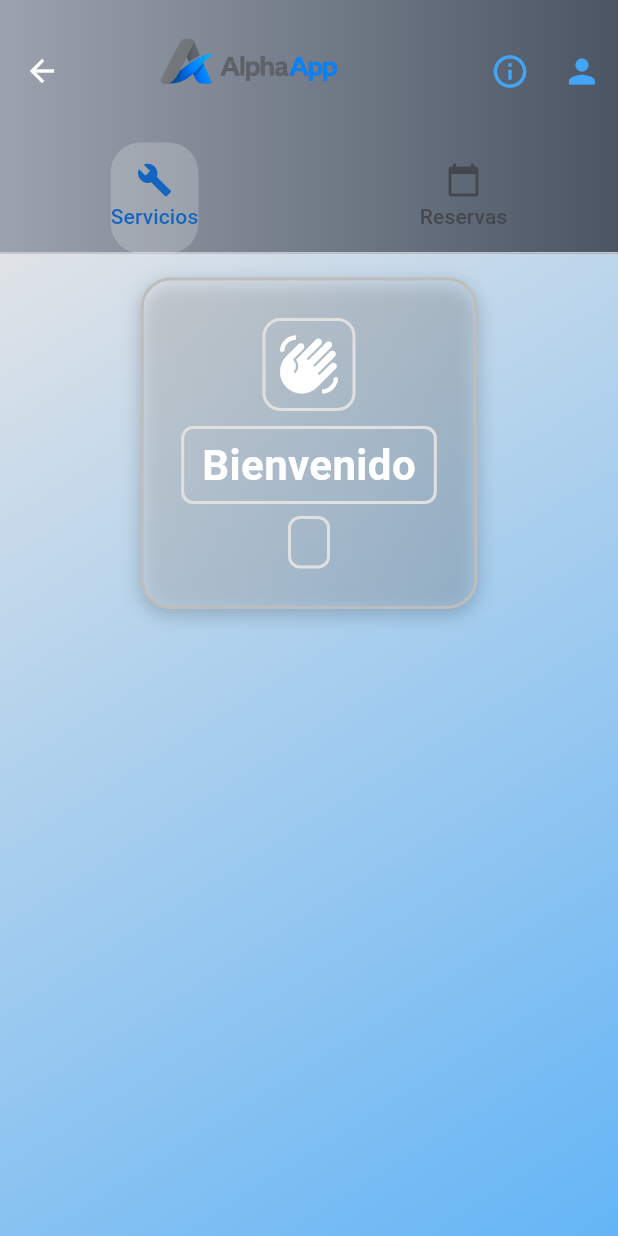
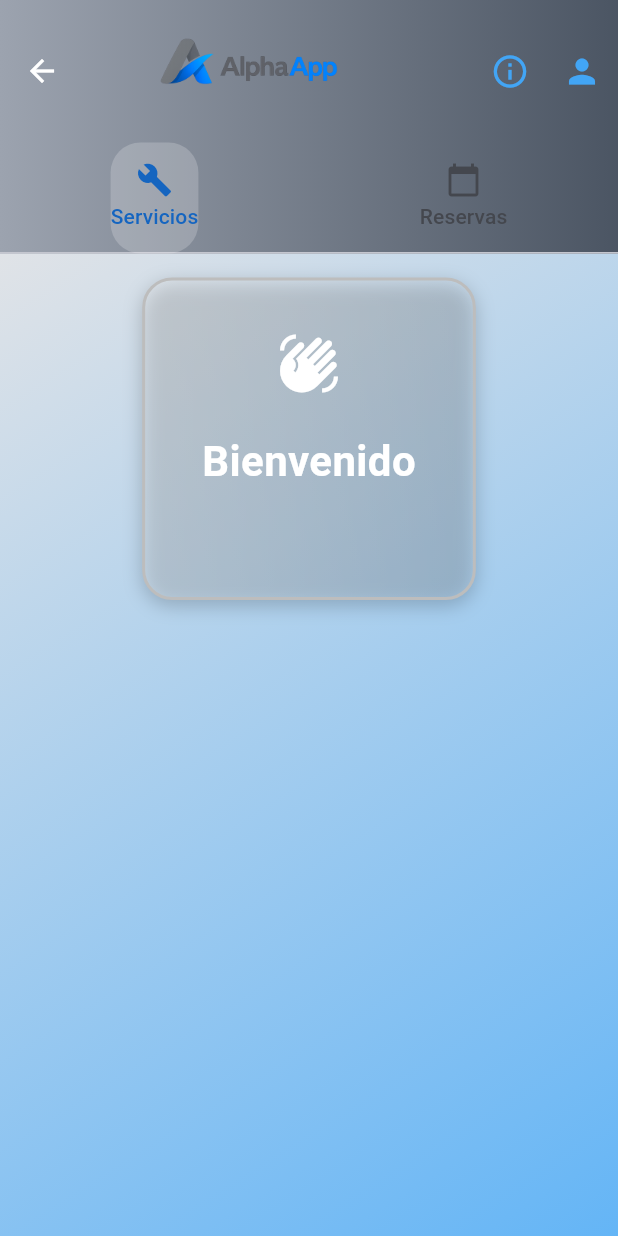
Before and after one commit to amo0037-commits/Grupo-Alpha, a Flutter app: the DashboardPage screen opened by its route, on a phone screen of 412 x 824 dp. Run offline on Flutter 3.47's test engine with Material 3 defaults, Android fonts, the light colour scheme and no system bars; our stand-ins replace animated_text_kit, cloud_firestore, firebase_auth, firebase_core, flutter_spinkit, table_calendar; accounts and stored records are empty.

Commit message:
Update dashboard_page.dart

```diff
--- a/gestion_cliente/lib/screens/dashboard_page.dart
+++ b/gestion_cliente/lib/screens/dashboard_page.dart
@@ -5,6 +5,8 @@
 import 'package:cloud_firestore/cloud_firestore.dart';
 import 'package:gestion_cliente/screens/services_screen.dart';
 import 'package:gestion_cliente/screens/profile_page.dart';
+import 'package:intl/intl.dart';
+
 
 class DashboardPage extends StatefulWidget {
   final List<String> negocios;
@@ -50,7 +52,7 @@
     super.dispose();
   }
 
-  // 🔥 ICONOS PERSONALIZADOS
+  // ICONOS PERSONALIZADOS
   IconData getIcono(String negocio) {
     switch (negocio) {
       case 'Gimnasio':
@@ -138,7 +140,7 @@
           ),
         ),
 
-        // 🔥 LOGO MÁS GRANDE
+        // LOGO MÁS GRANDE
         title: SizedBox(
           height: 130,
           child: Image.asset(
@@ -225,7 +227,7 @@
                 Center(
                   child: Container(
                     constraints: BoxConstraints(
-                      maxWidth: screenWidth > 1600 ? 900 : screenWidth * 0.95,
+                      maxWidth: screenWidth > 1600 ? 1100 : screenWidth * 0.98,
                     ),
                     padding: const EdgeInsets.all(25),
                     margin: const EdgeInsets.only(bottom: 40),
@@ -256,7 +258,7 @@
                         padding: const EdgeInsets.all(8),
                         decoration: BoxDecoration(
                           color: Colors.transparent,
-                          border: Border.all(color: Colors.grey.shade300, width: 2),
+                          border: Border.all(color: Colors.transparent,),
                           borderRadius: BorderRadius.circular(12),
                         ),
                         child: const Icon(Icons.waving_hand, size: 42, color: Colors.white),
@@ -268,7 +270,7 @@
                         padding: const EdgeInsets.symmetric(horizontal: 12, vertical: 4),
                         decoration: BoxDecoration(
                           color: Colors.transparent,
-                          border: Border.all(color: Colors.grey.shade300, width: 2),
+                          border: Border.all(color: Colors.transparent,),
                           borderRadius: BorderRadius.circular(8),
                         ),
                           child: const Text(
@@ -287,7 +289,7 @@
                           padding: const EdgeInsets.symmetric(horizontal: 12, vertical: 4),
                           decoration: BoxDecoration(
                             color: Colors.transparent,
-                            border: Border.all(color: Colors.grey.shade300, width: 2),
+                            border: Border.all(color: Colors.transparent,),
                             borderRadius: BorderRadius.circular(8),
                           ),
                           child: Text(
@@ -367,6 +369,8 @@
                     final servicio = data['servicio'];
                     final clase = data['clase'];
                     final hora = data['hora'];
+                    final fecha = (data['fecha'] as Timestamp).toDate();
+
 
                     return Center(
                       child: SizedBox(
@@ -377,8 +381,16 @@
                           shape: RoundedRectangleBorder(
                               borderRadius: BorderRadius.circular(20)),
                           child: ListTile(
-                            title: Text(servicio),
-                            subtitle: Text('$clase - $hora'),
+                            title: Text('$servicio'),
+                            subtitle: Column(
+                              crossAxisAlignment: CrossAxisAlignment.start,
+                              children: [
+                                Text(clase),
+                                Text('📅 ${DateFormat('dd/MM/yyyy').format(fecha)}'),
+                                Text('⏰ $hora'),
+                              ],
+                            ),
+
                             trailing: IconButton(
                               icon: const Icon(Icons.delete,
                                   color: Colors.red),
```
